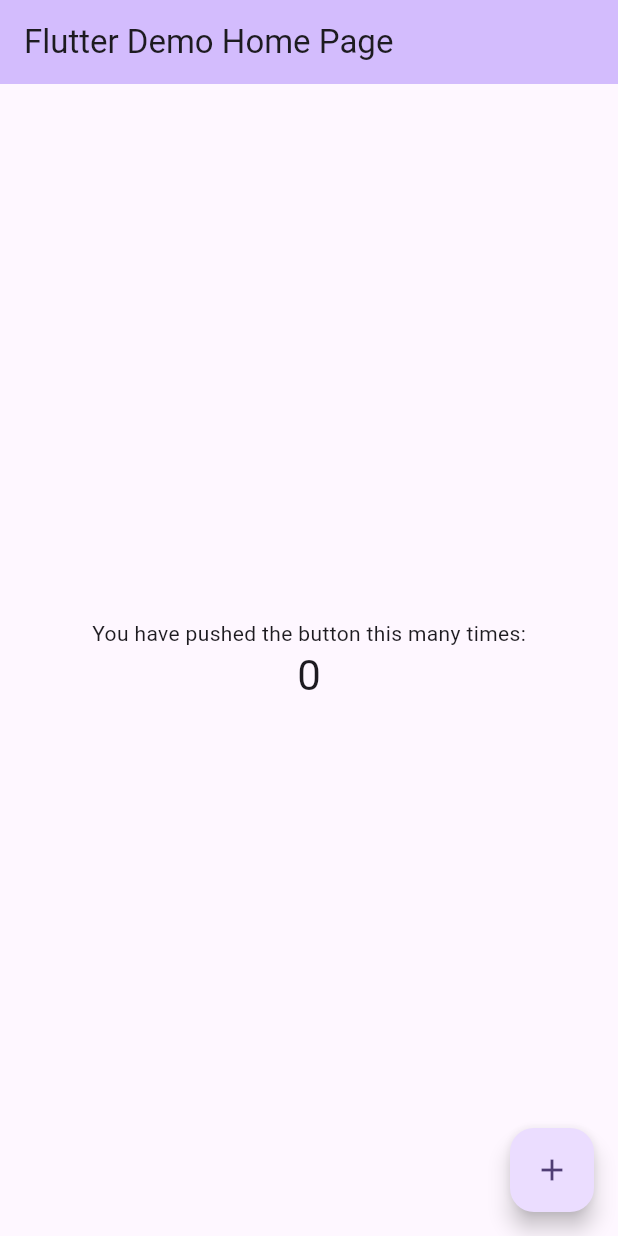
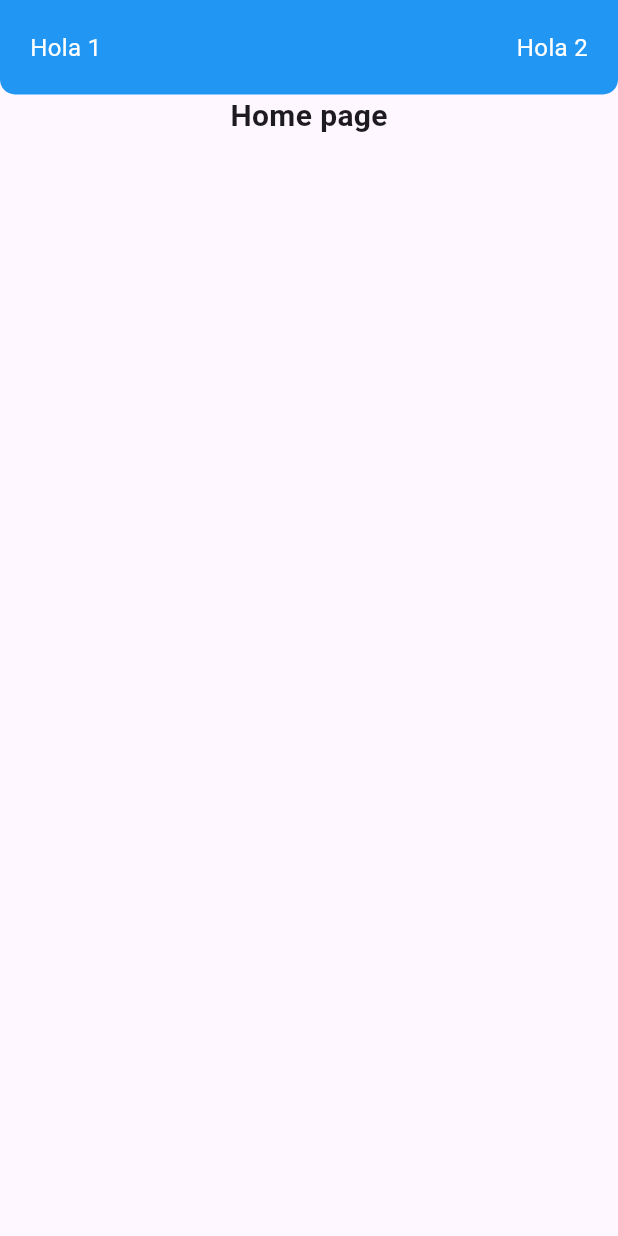
Before and after one commit to forjoa/second_mobile_app, a Flutter app: the screen it shows after launch, on a phone screen of 412 x 824 dp. Run offline on Flutter 3.47's test engine with Material 3 defaults, Android fonts, the phone set to English and light mode, and no system bars.

Commit message:
build: navbar idea

```diff
--- a/lib/main.dart
+++ b/lib/main.dart
@@ -7,30 +7,11 @@
 class MyApp extends StatelessWidget {
   const MyApp({super.key});
 
-  // This widget is the root of your application.
   @override
   Widget build(BuildContext context) {
     return MaterialApp(
-      title: 'Flutter Demo',
-      theme: ThemeData(
-        // This is the theme of your application.
-        //
-        // TRY THIS: Try running your application with "flutter run". You'll see
-        // the application has a purple toolbar. Then, without quitting the app,
-        // try changing the seedColor in the colorScheme below to Colors.green
-        // and then invoke "hot reload" (save your changes or press the "hot
-        // reload" button in a Flutter-supported IDE, or press "r" if you used
-        // the command line to start the app).
-        //
-        // Notice that the counter didn't reset back to zero; the application
-        // state is not lost during the reload. To reset the state, use hot
-        // restart instead.
-        //
-        // This works for code too, not just values: Most code changes can be
-        // tested with just a hot reload.
-        colorScheme: ColorScheme.fromSeed(seedColor: Colors.deepPurple),
-        useMaterial3: true,
-      ),
+      title: 'My second Flutter App',
+      debugShowCheckedModeBanner: false,
       home: const MyHomePage(title: 'Flutter Demo Home Page'),
     );
   }
@@ -39,15 +20,6 @@
 class MyHomePage extends StatefulWidget {
   const MyHomePage({super.key, required this.title});
 
-  // This widget is the home page of your application. It is stateful, meaning
-  // that it has a State object (defined below) that contains fields that affect
-  // how it looks.
-
-  // This class is the configuration for the state. It holds the values (in this
-  // case the title) provided by the parent (in this case the App widget) and
-  // used by the build method of the State. Fields in a Widget subclass are
-  // always marked "final".
-
   final String title;
 
   @override
@@ -55,71 +27,50 @@
 }
 
 class _MyHomePageState extends State<MyHomePage> {
-  int _counter = 0;
-
-  void _incrementCounter() {
-    setState(() {
-      // This call to setState tells the Flutter framework that something has
-      // changed in this State, which causes it to rerun the build method below
-      // so that the display can reflect the updated values. If we changed
-      // _counter without calling setState(), then the build method would not be
-      // called again, and so nothing would appear to happen.
-      _counter++;
-    });
-  }
-
   @override
   Widget build(BuildContext context) {
-    // This method is rerun every time setState is called, for instance as done
-    // by the _incrementCounter method above.
-    //
-    // The Flutter framework has been optimized to make rerunning build methods
-    // fast, so that you can just rebuild anything that needs updating rather
-    // than having to individually change instances of widgets.
     return Scaffold(
-      appBar: AppBar(
-        // TRY THIS: Try changing the color here to a specific color (to
-        // Colors.amber, perhaps?) and trigger a hot reload to see the AppBar
-        // change color while the other colors stay the same.
-        backgroundColor: Theme.of(context).colorScheme.inversePrimary,
-        // Here we take the value from the MyHomePage object that was created by
-        // the App.build method, and use it to set our appbar title.
-        title: Text(widget.title),
+      body: Column(
+        children: [
+          // Navbar
+          Container(
+            padding: EdgeInsets.all(20),
+            decoration: BoxDecoration(
+              color: Colors.blue,
+              borderRadius: BorderRadius.only(
+                bottomLeft: Radius.circular(10),
+                bottomRight: Radius.circular(10),
               ),
-      body: Center(
-        // Center is a layout widget. It takes a single child and positions it
-        // in the middle of the parent.
-        child: Column(
-          // Column is also a layout widget. It takes a list of children and
-          // arranges them vertically. By default, it sizes itself to fit its
-          // children horizontally, and tries to be as tall as its parent.
-          //
-          // Column has various properties to control how it sizes itself and
-          // how it positions its children. Here we use mainAxisAlignment to
-          // center the children vertically; the main axis here is the vertical
-          // axis because Columns are vertical (the cross axis would be
-          // horizontal).
-          //
-          // TRY THIS: Invoke "debug painting" (choose the "Toggle Debug Paint"
-          // action in the IDE, or press "p" in the console), to see the
-          // wireframe for each widget.
-          mainAxisAlignment: MainAxisAlignment.center,
-          children: <Widget>[
-            const Text(
-              'You have pushed the button this many times:',
+            ),
+            child: Row(
+              mainAxisAlignment: MainAxisAlignment.spaceBetween,
+              children: [
+                Text(
+                  'Hola 1',
+                  style: TextStyle(color: Colors.white, fontSize: 16),
                 ),
                 Text(
-              '$_counter',
-              style: Theme.of(context).textTheme.headlineMedium,
+                  'Hola 2',
+                  style: TextStyle(color: Colors.white, fontSize: 16),
                 ),
               ],
             ),
           ),
-      floatingActionButton: FloatingActionButton(
-        onPressed: _incrementCounter,
-        tooltip: 'Increment',
-        child: const Icon(Icons.add),
-      ), // This trailing comma makes auto-formatting nicer for build methods.
+          // Main content
+          Expanded(
+            child: Column(
+              mainAxisAlignment: MainAxisAlignment.start,
+              children: const [
+                Text(
+                  'Home page',
+                  style: TextStyle(fontSize: 20, fontWeight: FontWeight.bold),
+                ),
+                SizedBox(height: 20),
+              ],
+            ),
+          ),
+        ],
+      ),
     );
   }
 }
```
Lines whose indentation alone changed are shown as unchanged.
